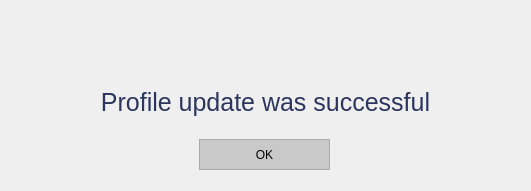
First picture: the form in Gui/Administrator/UpdatePilot/UpdatePilotSuccess.ui, repository whitePenumbra/SARdrone, before the edit.
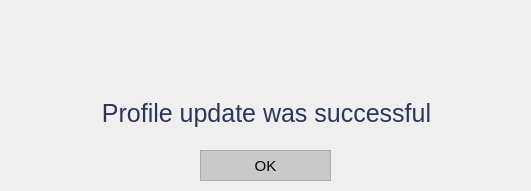
Second picture: the form after the edit. Icons and pictures are not drawn.

The edit to the form file:
```diff
--- a/Gui/Administrator/UpdatePilot/UpdatePilotSuccess.ui
+++ b/Gui/Administrator/UpdatePilot/UpdatePilotSuccess.ui
@@ -1,7 +1,7 @@
 <?xml version="1.0" encoding="UTF-8"?>
 <ui version="4.0">
- <class>Dialog</class>
- <widget class="QDialog" name="Dialog">
+ <class>MainWindow</class>
+ <widget class="QMainWindow" name="MainWindow">
   <property name="geometry">
    <rect>
     <x>0</x>
@@ -22,6 +22,11 @@
     <height>191</height>
    </size>
   </property>
+  <property name="font">
+   <font>
+    <family>MS UI Gothic</family>
+   </font>
+  </property>
   <property name="windowTitle">
    <string>Success</string>
   </property>
@@ -29,11 +34,53 @@
    <iconset>
     <normaloff>../../Resources/logo_svg.svg</normaloff>../../Resources/logo_svg.svg</iconset>
   </property>
+  <widget class="QWidget" name="centralwidget">
+   <widget class="QWidget" name="layoutWidget">
+    <property name="geometry">
+     <rect>
+      <x>21</x>
+      <y>21</y>
+      <width>491</width>
+      <height>121</height>
+     </rect>
+    </property>
+    <layout class="QVBoxLayout" name="verticalLayout">
+     <item>
+      <widget class="QLabel" name="img_success">
+       <property name="text">
+        <string/>
+       </property>
+       <property name="pixmap">
+        <pixmap>../../Resources/success.png</pixmap>
+       </property>
+       <property name="alignment">
+        <set>Qt::AlignCenter</set>
+       </property>
+      </widget>
+     </item>
+     <item>
+      <widget class="QLabel" name="lbl_success">
+       <property name="font">
+        <font>
+         <family>Helvetica</family>
+         <pointsize>19</pointsize>
+        </font>
+       </property>
+       <property name="text">
+        <string>&lt;html&gt;&lt;head/&gt;&lt;body&gt;&lt;p&gt;&lt;span style=&quot; color:#2c365d;&quot;&gt;Profile update was successful&lt;/span&gt;&lt;/p&gt;&lt;/body&gt;&lt;/html&gt;</string>
+       </property>
+       <property name="alignment">
+        <set>Qt::AlignCenter</set>
+       </property>
+      </widget>
+     </item>
+    </layout>
+   </widget>
   <widget class="QPushButton" name="btn_OK">
    <property name="geometry">
     <rect>
-     <x>199</x>
-     <y>139</y>
+      <x>200</x>
+      <y>150</y>
      <width>131</width>
      <height>31</height>
     </rect>
@@ -50,6 +97,12 @@
      <height>31</height>
     </size>
    </property>
+    <property name="font">
+     <font>
+      <family>Helvetica</family>
+      <pointsize>11</pointsize>
+     </font>
+    </property>
    <property name="styleSheet">
     <string notr="true">QPushButton {
 color: rgb(0, 0, 0);
@@ -78,46 +131,6 @@
     <string>OK</string>
    </property>
   </widget>
-  <widget class="QWidget" name="layoutWidget">
-   <property name="geometry">
-    <rect>
-     <x>20</x>
-     <y>10</y>
-     <width>491</width>
-     <height>121</height>
-    </rect>
-   </property>
-   <layout class="QVBoxLayout" name="verticalLayout">
-    <item>
-     <widget class="QLabel" name="img_success">
-      <property name="text">
-       <string/>
-      </property>
-      <property name="pixmap">
-       <pixmap>../../Resources/success.png</pixmap>
-      </property>
-      <property name="alignment">
-       <set>Qt::AlignCenter</set>
-      </property>
-     </widget>
-    </item>
-    <item>
-     <widget class="QLabel" name="lbl_success">
-      <property name="font">
-       <font>
-        <family>Helvetica</family>
-        <pointsize>19</pointsize>
-       </font>
-      </property>
-      <property name="text">
-       <string>&lt;html&gt;&lt;head/&gt;&lt;body&gt;&lt;p&gt;&lt;span style=&quot; color:#2c365d;&quot;&gt;Profile update was successful&lt;/span&gt;&lt;/p&gt;&lt;/body&gt;&lt;/html&gt;</string>
-      </property>
-      <property name="alignment">
-       <set>Qt::AlignCenter</set>
-      </property>
-     </widget>
-    </item>
-   </layout>
   </widget>
  </widget>
  <resources/>
```
Left out of the diff: 2 changed lines with no effect on the pictures. Lines whose indentation alone changed are shown as unchanged.
